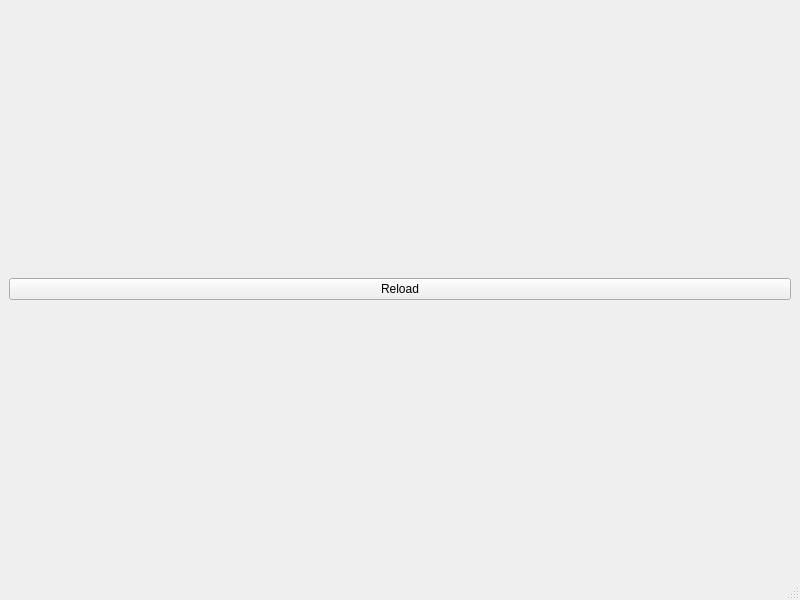
Above: mainwindow.ui from skyzh/Meteor before the change. Below: the same form after it.
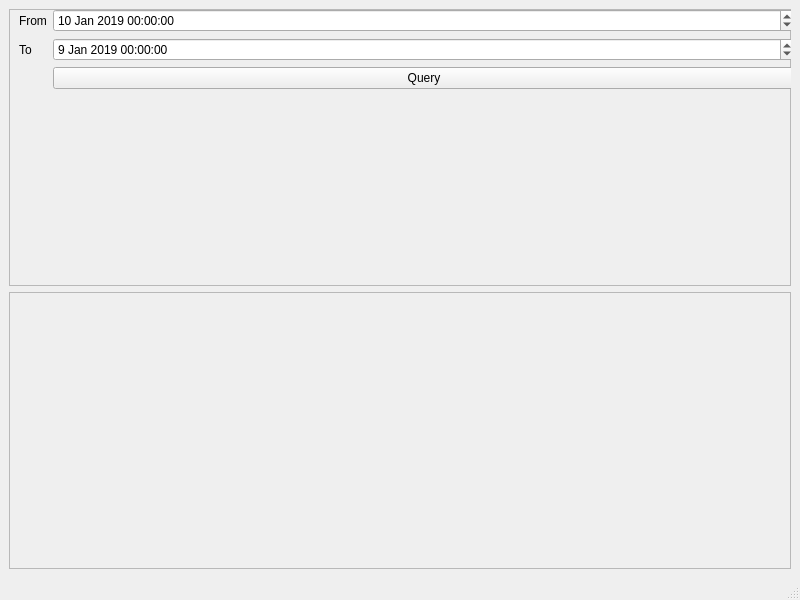
That is the form after the change.

Diff of the .ui file:
```diff
--- a/mainwindow.ui
+++ b/mainwindow.ui
@@ -14,20 +14,118 @@
    <string>MainWindow</string>
   </property>
   <widget class="QWidget" name="centralwidget">
+   <property name="sizePolicy">
+    <sizepolicy hsizetype="Maximum" vsizetype="Maximum">
+     <horstretch>0</horstretch>
+     <verstretch>0</verstretch>
+    </sizepolicy>
+   </property>
    <layout class="QVBoxLayout" name="verticalLayout">
+    <property name="sizeConstraint">
+     <enum>QLayout::SetMaximumSize</enum>
+    </property>
     <item>
-     <widget class="QPushButton" name="pushButton">
-      <property name="text">
-       <string>Reload</string>
+     <widget class="QFrame" name="frame">
+      <property name="sizePolicy">
+       <sizepolicy hsizetype="Expanding" vsizetype="MinimumExpanding">
+        <horstretch>0</horstretch>
+        <verstretch>0</verstretch>
+       </sizepolicy>
       </property>
-      <property name="autoDefault">
-       <bool>false</bool>
+      <property name="frameShape">
+       <enum>QFrame::StyledPanel</enum>
       </property>
-      <property name="default">
-       <bool>false</bool>
+      <property name="frameShadow">
+       <enum>QFrame::Raised</enum>
       </property>
-      <property name="flat">
-       <bool>false</bool>
+      <widget class="QWidget" name="formLayoutWidget">
+       <property name="geometry">
+        <rect>
+         <x>10</x>
+         <y>0</y>
+         <width>776</width>
+         <height>121</height>
+        </rect>
+       </property>
+       <layout class="QFormLayout" name="formLayout">
+        <property name="sizeConstraint">
+         <enum>QLayout::SetMaximumSize</enum>
+        </property>
+        <item row="2" column="0">
+         <widget class="QLabel" name="label_2">
+          <property name="text">
+           <string>To</string>
+          </property>
+         </widget>
+        </item>
+        <item row="2" column="1">
+         <widget class="QDateTimeEdit" name="fromTime">
+          <property name="dateTime">
+           <datetime>
+            <hour>0</hour>
+            <minute>0</minute>
+            <second>0</second>
+            <year>2019</year>
+            <month>1</month>
+            <day>9</day>
+           </datetime>
+          </property>
+         </widget>
+        </item>
+        <item row="3" column="1">
+         <widget class="QPushButton" name="pushButton">
+          <property name="text">
+           <string>Query</string>
+          </property>
+          <property name="autoDefault">
+           <bool>false</bool>
+          </property>
+          <property name="default">
+           <bool>false</bool>
+          </property>
+          <property name="flat">
+           <bool>false</bool>
+          </property>
+         </widget>
+        </item>
+        <item row="1" column="0">
+         <widget class="QLabel" name="label">
+          <property name="text">
+           <string>From</string>
+          </property>
+         </widget>
+        </item>
+        <item row="1" column="1">
+         <widget class="QDateTimeEdit" name="toTime">
+          <property name="dateTime">
+           <datetime>
+            <hour>0</hour>
+            <minute>0</minute>
+            <second>0</second>
+            <year>2019</year>
+            <month>1</month>
+            <day>10</day>
+           </datetime>
+          </property>
+         </widget>
+        </item>
+       </layout>
+      </widget>
+     </widget>
+    </item>
+    <item>
+     <widget class="QFrame" name="frame_2">
+      <property name="sizePolicy">
+       <sizepolicy hsizetype="Preferred" vsizetype="Expanding">
+        <horstretch>0</horstretch>
+        <verstretch>0</verstretch>
+       </sizepolicy>
+      </property>
+      <property name="frameShape">
+       <enum>QFrame::StyledPanel</enum>
+      </property>
+      <property name="frameShadow">
+       <enum>QFrame::Raised</enum>
       </property>
      </widget>
     </item>
```
